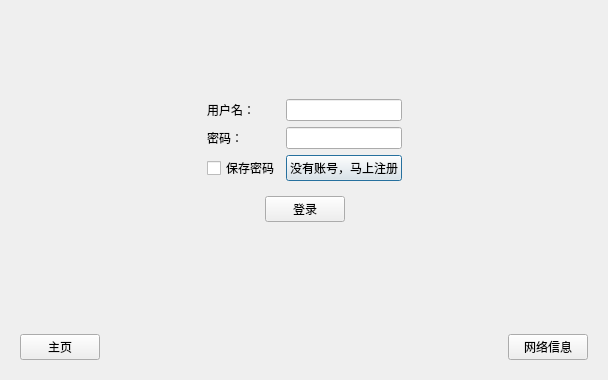
Qt form client/windows/login.ui (oymaster/LandlordCards) before a commit.
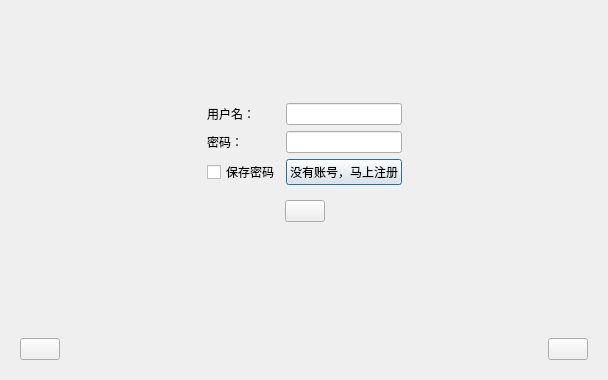
The same form after that commit.

Commit message: feat(client): 完善了最后一部分登录内容

```diff
--- a/client/windows/login.ui
+++ b/client/windows/login.ui
@@ -103,7 +103,7 @@
                 <item>
                  <widget class="QPushButton" name="loginBtn">
                   <property name="text">
-                   <string>登录</string>
+                   <string/>
                   </property>
                  </widget>
                 </item>
@@ -429,7 +429,7 @@
       <item>
        <widget class="QPushButton" name="homeBtn">
         <property name="text">
-         <string>主页</string>
+         <string/>
         </property>
        </widget>
       </item>
@@ -449,7 +449,7 @@
       <item>
        <widget class="QPushButton" name="netSetBtn">
         <property name="text">
-         <string>网络信息</string>
+         <string/>
         </property>
        </widget>
       </item>
```
Left out of the diff: 4 changed lines with no effect on the pictures. The commit also changes 4 other files.
